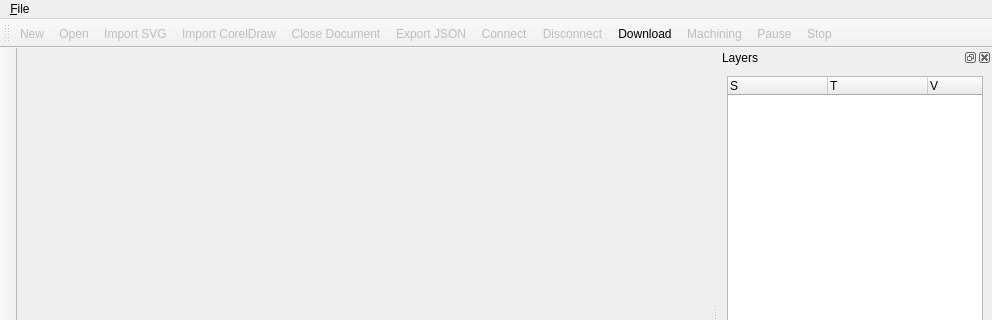
Old version of the form src/ui/LaserControllerWindow.ui in the repository oneminute/LaserController; both pictures show x 0 to 992 and y 0 to 320 of the 992 by 600 pixel window.
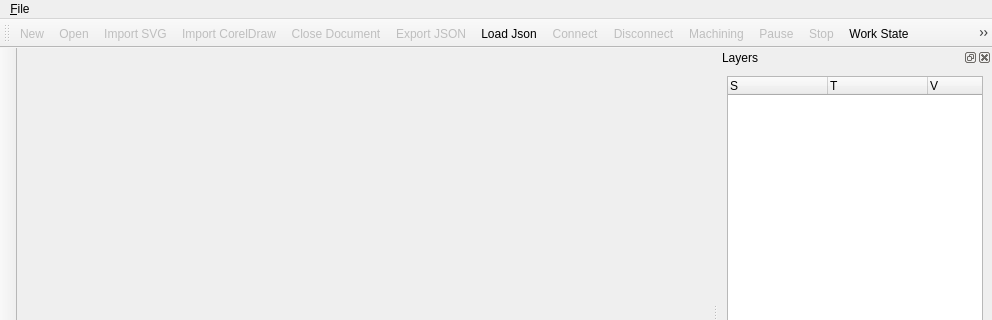
New version of the form. Icons and pictures are not drawn. Custom widgets are drawn as their Qt base class.

Diff of the .ui file:
```diff
--- a/src/ui/LaserControllerWindow.ui
+++ b/src/ui/LaserControllerWindow.ui
@@ -59,12 +59,14 @@
    <addaction name="actionImportCorelDraw"/>
    <addaction name="actionCloseDocument"/>
    <addaction name="actionExportJSON"/>
+   <addaction name="actionLoadJson"/>
    <addaction name="actionConnect"/>
    <addaction name="actionDisconnect"/>
-   <addaction name="actionDownload"/>
    <addaction name="actionMachining"/>
    <addaction name="actionPause"/>
    <addaction name="actionStop"/>
+   <addaction name="actionWorkState"/>
+   <addaction name="actionMoveToOriginalPoint"/>
   </widget>
   <widget class="QDockWidget" name="dockWidgetLayers">
    <property name="windowTitle">
@@ -480,6 +482,21 @@
     <string>Download</string>
    </property>
   </action>
+  <action name="actionWorkState">
+   <property name="text">
+    <string>Work State</string>
+   </property>
+  </action>
+  <action name="actionMoveToOriginalPoint">
+   <property name="text">
+    <string>Move To Original Point</string>
+   </property>
+  </action>
+  <action name="actionLoadJson">
+   <property name="text">
+    <string>Load Json</string>
+   </property>
+  </action>
  </widget>
  <customwidgets>
   <customwidget>
```
